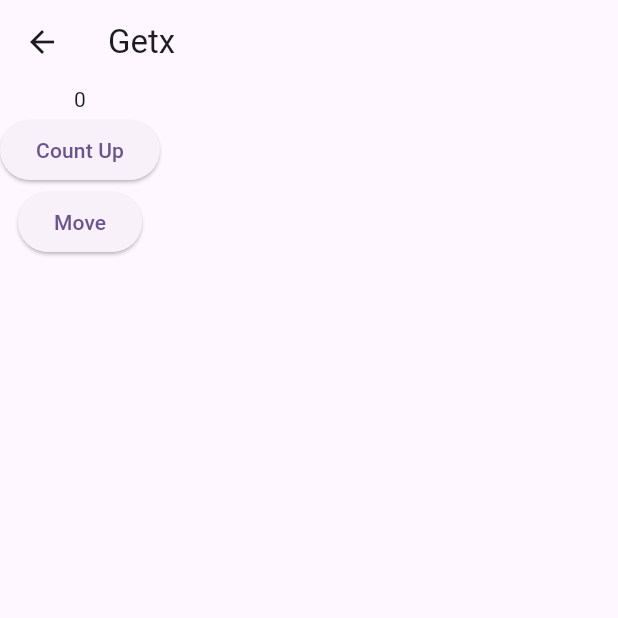
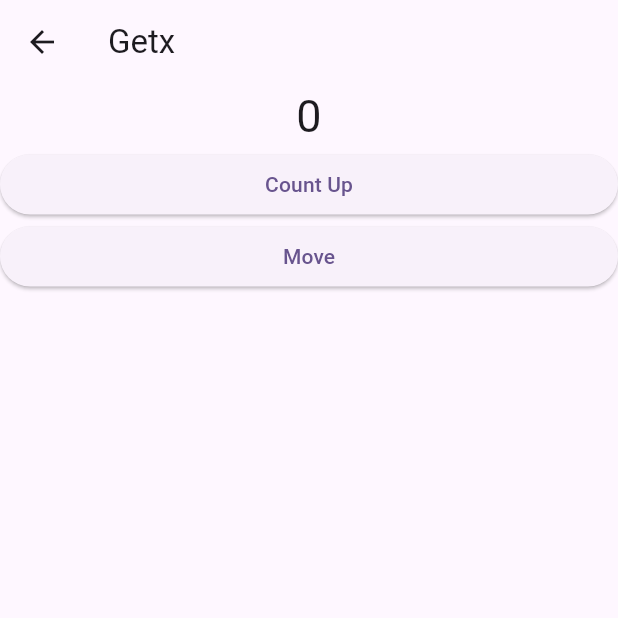
Before and after one commit to jinhan38/smwu_202508, a Flutter app: the GetxScreen screen opened directly, on a phone screen of 412 x 824 dp, the top half of it. Run offline on Flutter 3.47's test engine with Material 3 defaults, Android fonts, the phone set to English and light mode, and no system bars; our stand-ins replace dio, get.

Commit message:
getx 완료

```diff
--- a/lib/screen/getx/getx_screen.dart
+++ b/lib/screen/getx/getx_screen.dart
@@ -16,9 +16,16 @@ class _GetxScreenState extends State<GetxScreen> {
     return Scaffold(
       appBar: AppBar(title: Text("Getx")),
       body: Column(
+        crossAxisAlignment: CrossAxisAlignment.stretch,
         children: [
+
+          /// GetX 상태관리의 두가지 요소
+          /// 1. Rx로 선언된 변수
+          /// 2. Obx로 감쌀것.
           Obx(() {
-            return Text(MyController.to.count.value.toString());
+            return Text(MyController.to.count.value.toString(),
+            textAlign: TextAlign.center,
+            style: TextStyle(fontSize: 30),);
           }),
 
           ElevatedButton(
--- a/lib/screen/getx/my_controller.dart
+++ b/lib/screen/getx/my_controller.dart
@@ -8,8 +8,9 @@ class MyController extends GetxController {
   static MyController get to => Get.find<MyController>();
 
   RxInt count = 0.obs;
+  RxString name = "".obs;
 
   void countUp() {
-    count.value++;
+    count.value ++;
   }
 }
```
